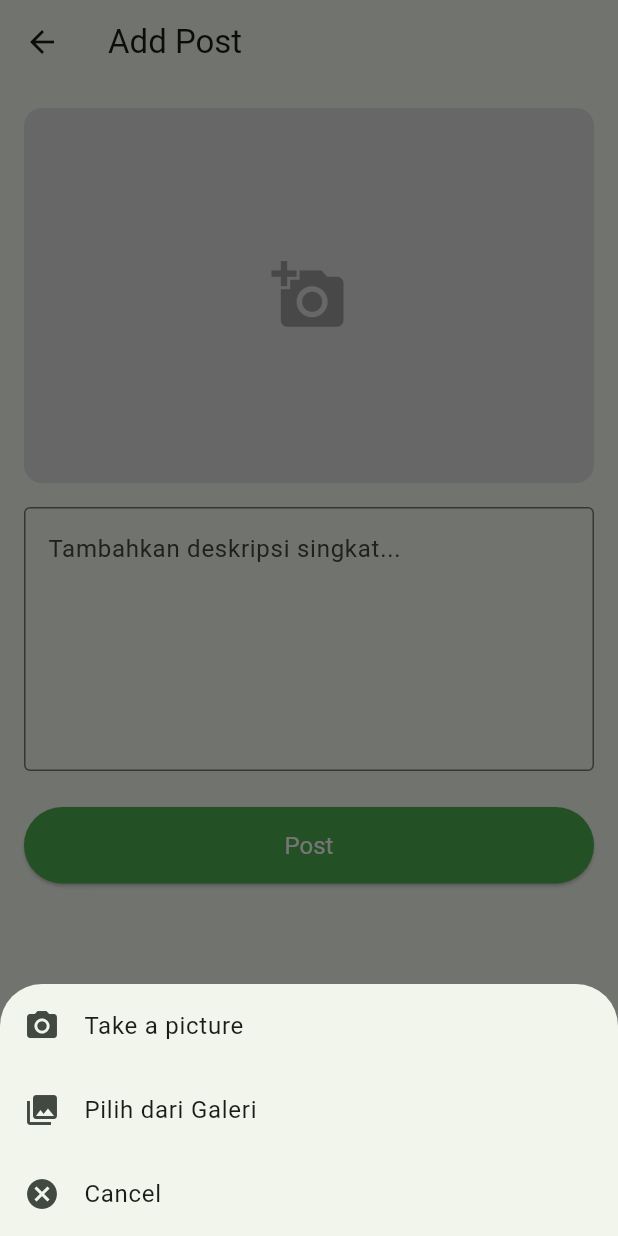
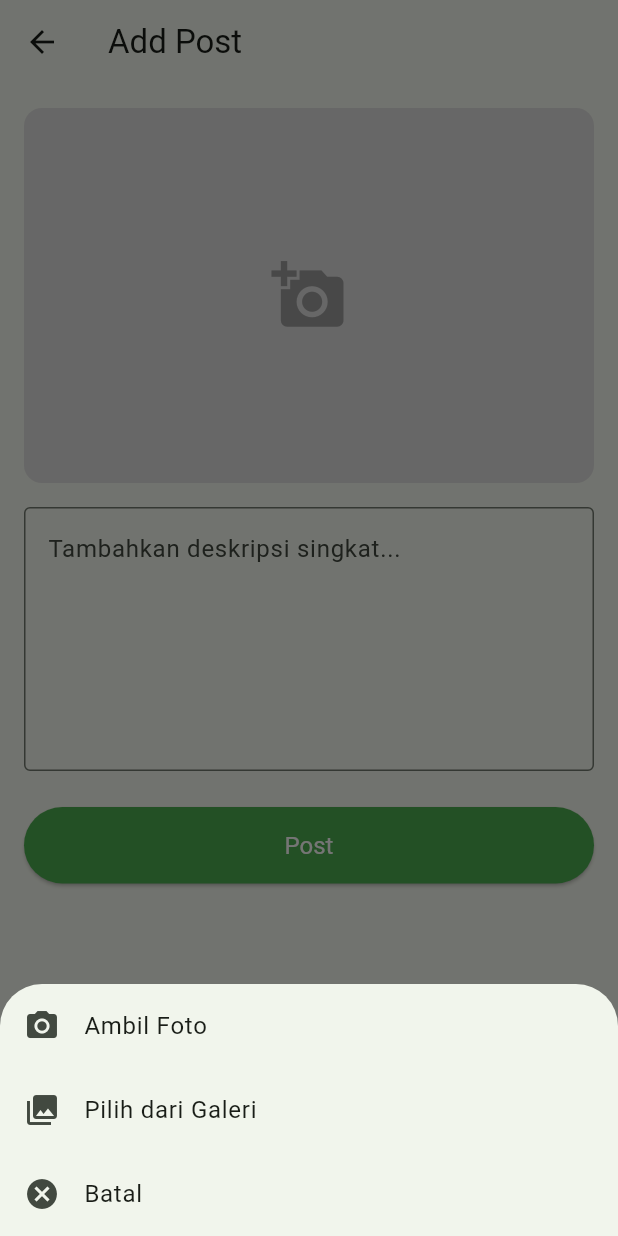
Before and after one commit to adhfac/fasum1, a Flutter app: the AddPostScreen screen opened directly, after a tap on the "add a photo" icon, on a phone screen of 412 x 824 dp. Run offline on Flutter 3.47's test engine with Material 3 defaults, Android fonts, the light colour scheme and no system bars; our stand-ins replace cloud_firestore, firebase_auth, firebase_core, firebase_messaging, flutter_image_compress, flutter_local_notifications and 4 more; accounts and stored records are empty.

Commit message:
Update add_post_screen.dart

```diff
--- a/lib/screens/add_post_screen.dart
+++ b/lib/screens/add_post_screen.dart
@@ -353,7 +353,7 @@ class _AddPostScreenState extends State<AddPostScreen> {
             children: <Widget>[
               ListTile(
                 leading: const Icon(Icons.camera_alt),
-                title: const Text('Take a picture'),
+                title: Text(loc.takePicture),
                 onTap: () {
                   Navigator.pop(context);
                   _pickImage(ImageSource.camera);
@@ -369,7 +369,7 @@ class _AddPostScreenState extends State<AddPostScreen> {
               ),
               ListTile(
                 leading: const Icon(Icons.cancel),
-                title: const Text('Cancel'),
+                title: Text(loc.cancel),
                 onTap: () => Navigator.pop(context),
               ),
             ],
```
